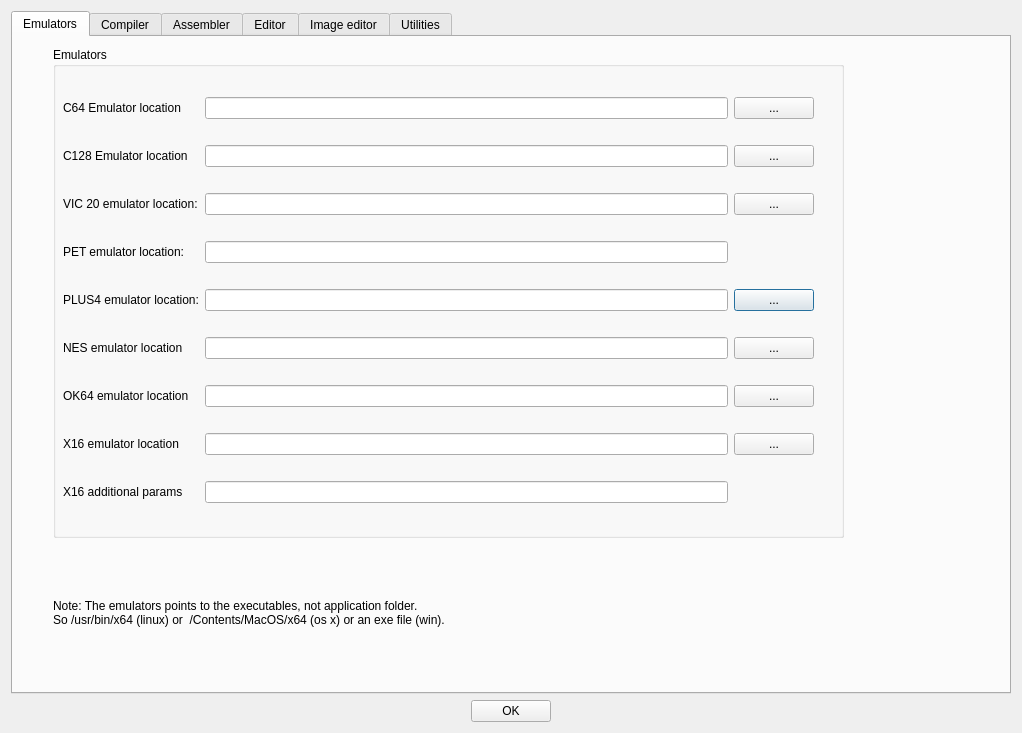
Old version of the form source/dialogtrsesettings.ui in the repository leuat/TRSE.
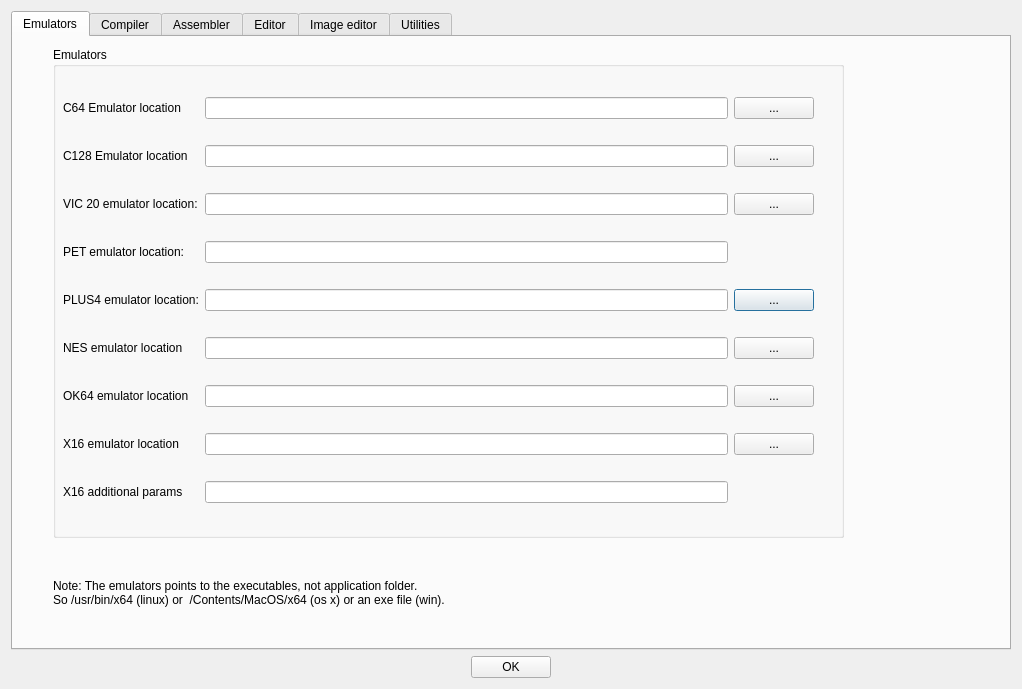
New version of the form.

Commit message: Symtab constants clear

The edit to the form file:
```diff
--- a/source/dialogtrsesettings.ui
+++ b/source/dialogtrsesettings.ui
@@ -7,7 +7,7 @@
     <x>0</x>
     <y>0</y>
     <width>1022</width>
-    <height>733</height>
+    <height>689</height>
    </rect>
   </property>
   <property name="windowTitle">
@@ -29,7 +29,7 @@
          <property name="geometry">
           <rect>
            <x>40</x>
-           <y>540</y>
+           <y>520</y>
            <width>891</width>
            <height>71</height>
           </rect>
```
The commit also changes 2 other files.
